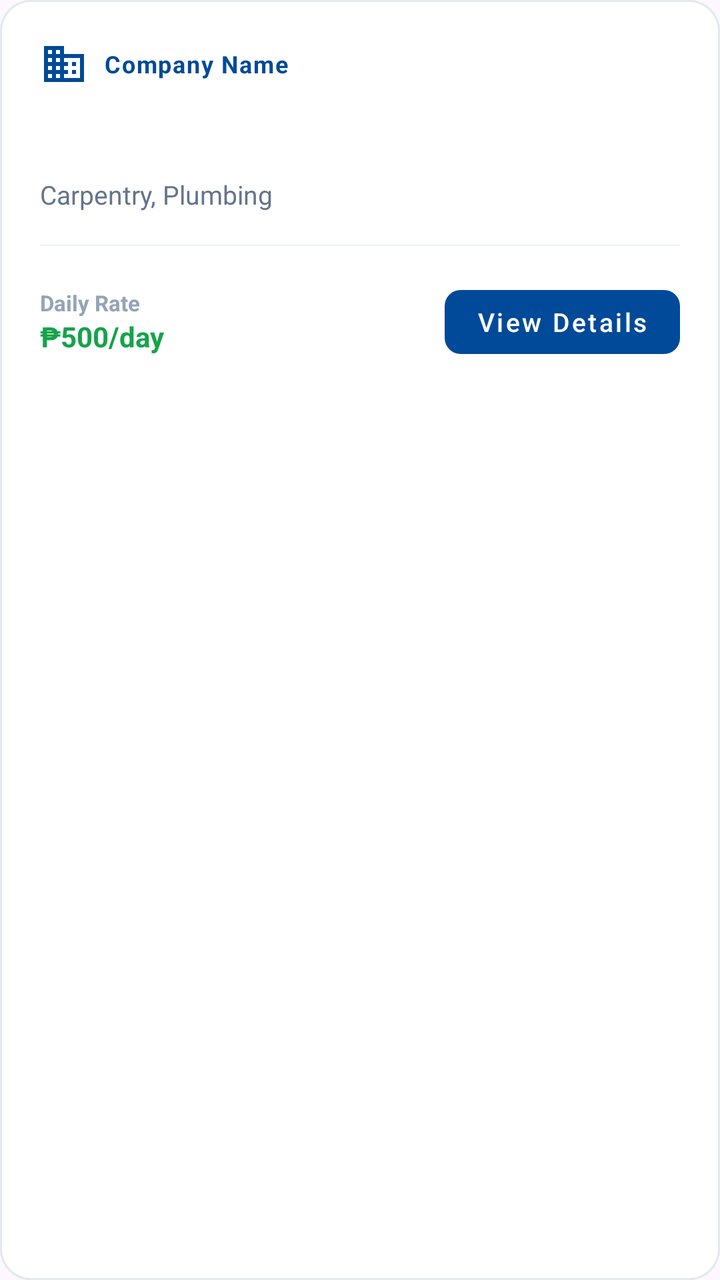
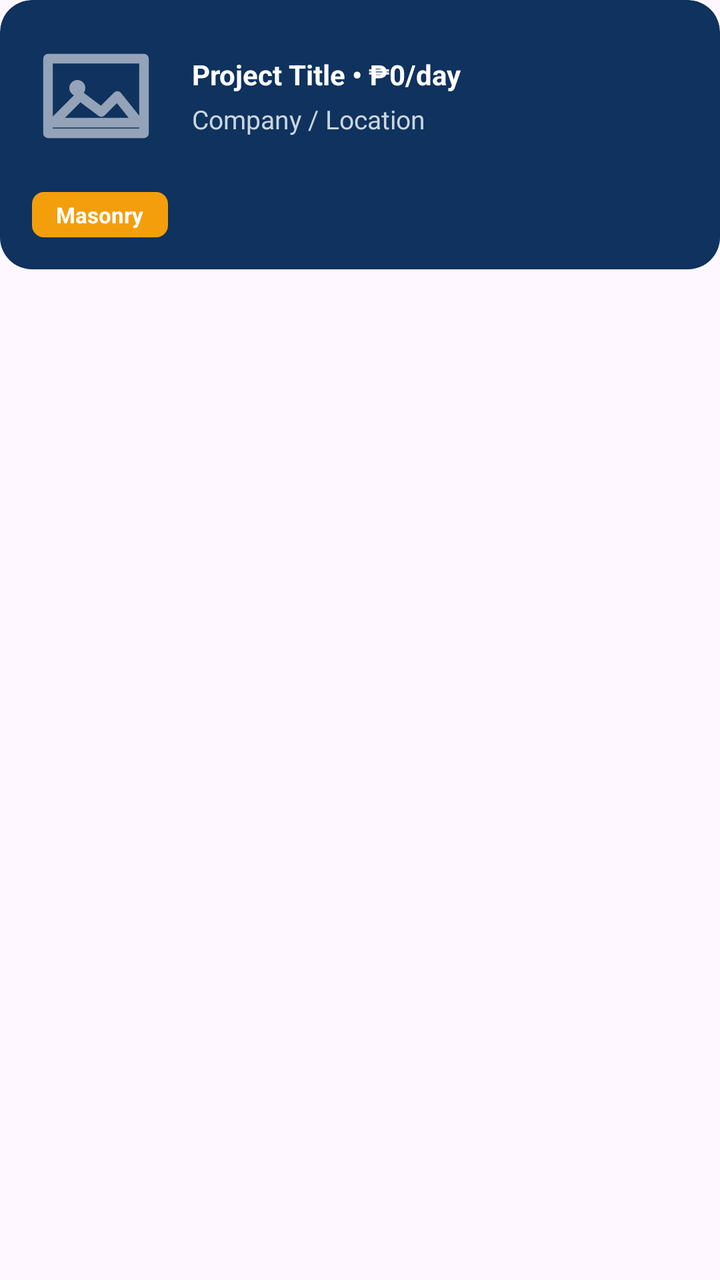

Two renders of the same Android screen: before a commit and after it. Below are the layout's source before the change and the commit's diff.
<!-- AndroidManifest.xml: application theme Theme.Newtacks -->
<!-- res/layout/item_hiring_post.xml -->
<?xml version="1.0" encoding="utf-8"?>
<LinearLayout
    xmlns:android="http://schemas.android.com/apk/res/android"
    xmlns:app="http://schemas.android.com/apk/res-auto"
    android:layout_width="match_parent"
    android:layout_height="wrap_content"
    android:orientation="vertical"
    android:background="@drawable/bg_card"
    android:layout_marginStart="16dp"
    android:layout_marginEnd="16dp"
    android:layout_marginTop="8dp"
    android:layout_marginBottom="4dp"
    android:padding="20dp">

    
    <LinearLayout
        android:layout_width="match_parent"
        android:layout_height="wrap_content"
        android:orientation="horizontal"
        android:gravity="center_vertical"
        android:layout_marginBottom="12dp">

        <ImageView
            android:layout_width="24dp"
            android:layout_height="24dp"
            android:src="@drawable/ic_company"
            app:tint="#004A99"
            android:layout_marginEnd="8dp" />

        <TextView
            android:id="@+id/tvCompanyName"
            android:layout_width="0dp"
            android:layout_height="wrap_content"
            android:layout_weight="1"
            android:text="Company Name"
            android:textColor="#004A99"
            android:textSize="12sp"
            android:textStyle="bold"
            android:letterSpacing="0.05" />

    </LinearLayout>

    <TextView
        android:id="@+id/jobTitle"
        android:layout_width="match_parent"
        android:layout_height="wrap_content"
        android:textColor="#1E293B"
        android:textSize="18sp"
        android:textStyle="bold"
        android:layout_marginBottom="8dp" />

    <TextView
        android:id="@+id/tvServices"
        android:layout_width="match_parent"
        android:layout_height="wrap_content"
        android:text="Carpentry, Plumbing"
        android:textColor="#64748B"
        android:textSize="13sp"
        android:layout_marginBottom="16dp" />

    <View
        android:layout_width="match_parent"
        android:layout_height="1dp"
        android:background="#F1F5F9"
        android:layout_marginBottom="16dp" />

    <LinearLayout
        android:layout_width="match_parent"
        android:layout_height="wrap_content"
        android:orientation="horizontal"
        android:gravity="center_vertical">

        <LinearLayout
            android:layout_width="0dp"
            android:layout_height="wrap_content"
            android:layout_weight="1"
            android:orientation="vertical">

            <TextView
                android:layout_width="wrap_content"
                android:layout_height="wrap_content"
                android:text="Daily Rate"
                android:textColor="#94A3B8"
                android:textSize="11sp"
                android:textStyle="bold" />

            <TextView
                android:id="@+id/jobAmount"
                android:layout_width="wrap_content"
                android:layout_height="wrap_content"
                android:text="₱500/day"
                android:textColor="#16A34A"
                android:textSize="14sp"
                android:textStyle="bold" />
        </LinearLayout>

        <com.google.android.material.button.MaterialButton
            android:id="@+id/btnAccept"
            style="@style/Widget.MaterialComponents.Button.UnelevatedButton"
            android:layout_width="wrap_content"
            android:layout_height="44dp"
            android:text="View Details"
            android:textSize="13sp"
            android:textAllCaps="false"
            app:cornerRadius="8dp"
            app:backgroundTint="#004A99" />
    </LinearLayout>

</LinearLayout>
<!-- resources referenced by this layout -->
<resources>
  <!-- drawable bg_card (drawable) -->
  <?xml version="1.0" encoding="utf-8"?>
  <shape xmlns:android="http://schemas.android.com/apk/res/android"
      android:shape="rectangle">
      <solid android:color="#FFFFFF" />
      <corners android:radius="15dp" />
      <stroke android:width="1dp" android:color="#E2E8F0" />
  </shape>
  <!-- drawable ic_company (drawable) -->
  <?xml version="1.0" encoding="utf-8"?>
  <vector xmlns:android="http://schemas.android.com/apk/res/android"
      android:width="24dp"
      android:height="24dp"
      android:viewportWidth="24"
      android:viewportHeight="24">
      <path
          android:fillColor="#000000"
          android:pathData="M12,7V3H2v18h20V7H12zM6,19H4v-2h2v2zM6,15H4v-2h2v2zM6,11H4V9h2v2zM6,7H4V5h2v2zM10,19H8v-2h2v2zM10,15H8v-2h2v2zM10,11H8V9h2v2zM10,7H8V5h2v2zM20,19h-8v-2h2v-2h-2v-2h2v-2h-2V9h8v10zM18,11h-2v2h2v-2zM18,15h-2v2h2v-2z"/>
  </vector>
  <style name="Theme.Newtacks" parent="Base.Theme.Newtacks" />
  <style name="Base.Theme.Newtacks" parent="Theme.Material3.DayNight.NoActionBar">
          <item name="colorPrimary">#004A99</item>
          <item name="colorPrimaryContainer">#004A99</item>
          <item name="colorOnPrimary">#FFFFFF</item>
          <item name="colorSecondary">#004A99</item>
          <item name="colorOnSecondary">#FFFFFF</item>
          <item name="colorTertiary">#004A99</item>
          <item name="colorSecondaryContainer">#EBF2FF</item>
          <item name="colorOnSecondaryContainer">#004A99</item>
          <item name="android:statusBarColor">#004A99</item>
          <item name="android:navigationBarColor">#FFFFFF</item>
          <item name="android:windowLightStatusBar" tools:targetApi="m">false</item>
      </style>
</resources>

<!-- the commit's change to res/layout/item_hiring_post.xml (unified diff, before → after) -->
@@ -1,109 +1,113 @@
 <?xml version="1.0" encoding="utf-8"?>
-<LinearLayout
+<com.google.android.material.card.MaterialCardView
     xmlns:android="http://schemas.android.com/apk/res/android"
     xmlns:app="http://schemas.android.com/apk/res-auto"
     android:layout_width="match_parent"
     android:layout_height="wrap_content"
-    android:orientation="vertical"
-    android:background="@drawable/bg_card"
     android:layout_marginStart="16dp"
     android:layout_marginEnd="16dp"
     android:layout_marginTop="8dp"
-    android:layout_marginBottom="4dp"
-    android:padding="20dp">
-
-    
-    <LinearLayout
-        android:layout_width="match_parent"
-        android:layout_height="wrap_content"
-        android:orientation="horizontal"
-        android:gravity="center_vertical"
-        android:layout_marginBottom="12dp">
-
-        <ImageView
-            android:layout_width="24dp"
-            android:layout_height="24dp"
-            android:src="@drawable/ic_company"
-            app:tint="#004A99"
-            android:layout_marginEnd="8dp" />
-
-        <TextView
-            android:id="@+id/tvCompanyName"
-            android:layout_width="0dp"
-            android:layout_height="wrap_content"
-            android:layout_weight="1"
-            android:text="Company Name"
-            android:textColor="#004A99"
-            android:textSize="12sp"
-            android:textStyle="bold"
-            android:letterSpacing="0.05" />
-
-    </LinearLayout>
-
-    <TextView
-        android:id="@+id/jobTitle"
-        android:layout_width="match_parent"
-        android:layout_height="wrap_content"
-        android:textColor="#1E293B"
-        android:textSize="18sp"
-        android:textStyle="bold"
-        android:layout_marginBottom="8dp" />
-
-    <TextView
-        android:id="@+id/tvServices"
-        android:layout_width="match_parent"
-        android:layout_height="wrap_content"
-        android:text="Carpentry, Plumbing"
-        android:textColor="#64748B"
-        android:textSize="13sp"
-        android:layout_marginBottom="16dp" />
-
-    <View
-        android:layout_width="match_parent"
-        android:layout_height="1dp"
-        android:background="#F1F5F9"
-        android:layout_marginBottom="16dp" />
+    android:layout_marginBottom="8dp"
+    app:cardCornerRadius="16dp"
+    app:cardElevation="0dp"
+    app:strokeWidth="0dp"
+    android:clickable="true"
+    android:focusable="true">
 
     <LinearLayout
         android:layout_width="match_parent"
         android:layout_height="wrap_content"
-        android:orientation="horizontal"
-        android:gravity="center_vertical">
+        android:orientation="vertical"
+        android:background="@drawable/bg_hiring_card"
+        android:padding="16dp">
 
         <LinearLayout
-            android:layout_width="0dp"
+            android:layout_width="match_parent"
             android:layout_height="wrap_content"
-            android:layout_weight="1"
-            android:orientation="vertical">
+            android:orientation="horizontal"
+            android:gravity="center_vertical">
 
-            <TextView
+            
+            <com.google.android.material.imageview.ShapeableImageView
+                android:id="@+id/ivHiringImage"
+                android:layout_width="64dp"
+                android:layout_height="64dp"
+                android:scaleType="centerCrop"
+                android:src="@drawable/bg_image_placeholder"
+                app:shapeAppearanceOverlay="@style/RoundedSquare" />
+
+            <LinearLayout
+                android:layout_width="0dp"
+                android:layout_height="wrap_content"
+                android:layout_weight="1"
+                android:orientation="vertical"
+                android:layout_marginStart="16dp">
+
+                <TextView
+                    android:id="@+id/jobTitle"
+                    android:layout_width="wrap_content"
+                    android:layout_height="wrap_content"
+                    android:text="Project Title • ₱0/day"
+                    android:textColor="#FFFFFF"
+                    android:textSize="14sp"
+                    android:textStyle="bold" />
+
+                <TextView
+                    android:id="@+id/tvCompanyName"
+                    android:layout_width="wrap_content"
+                    android:layout_height="wrap_content"
+                    android:layout_marginTop="4dp"
+                    android:text="Company / Location"
+                    android:textColor="#CBD5E1"
+                    android:textSize="13sp" />
+
+            </LinearLayout>
+
+        </LinearLayout>
+
+        
+        <HorizontalScrollView
+            android:layout_width="match_parent"
+            android:layout_height="wrap_content"
+            android:layout_marginTop="16dp"
+            android:scrollbars="none">
+
+            <LinearLayout
+                android:id="@+id/layoutHiringTags"
                 android:layout_width="wrap_content"
                 android:layout_height="wrap_content"
-                android:text="Daily Rate"
-                android:textColor="#94A3B8"
-                android:textSize="11sp"
-                android:textStyle="bold" />
+                android:orientation="horizontal">
 
-            <TextView
-                android:id="@+id/jobAmount"
-                android:layout_width="wrap_content"
-                android:layout_height="wrap_content"
-                android:text="₱500/day"
-                android:textColor="#16A34A"
-                android:textSize="14sp"
-                android:textStyle="bold" />
-        </LinearLayout>
+                
+                <TextView
+                    android:id="@+id/tvServices"
+                    android:layout_width="wrap_content"
+                    android:layout_height="wrap_content"
+                    android:background="@drawable/bg_hiring_chip"
+                    android:paddingHorizontal="12dp"
+                    android:paddingVertical="4dp"
+                    android:text="Masonry"
+                    android:textColor="#FFFFFF"
+                    android:textSize="11sp"
+                    android:textStyle="bold" />
+
+            </LinearLayout>
+
+        </HorizontalScrollView>
+
+        
+        <TextView
+            android:id="@+id/jobAmount"
+            android:layout_width="0dp"
+            android:layout_height="0dp"
+            android:visibility="gone" />
 
         <com.google.android.material.button.MaterialButton
             android:id="@+id/btnAccept"
-            style="@style/Widget.MaterialComponents.Button.UnelevatedButton"
-            android:layout_width="wrap_content"
-            android:layout_height="44dp"
-            android:text="View Details"
-            android:textSize="13sp"
-            android:textAllCaps="false"
-            app:cornerRadius="8dp"
-            app:backgroundTint="#004A99" />
+            android:layout_width="0dp"
+            android:layout_height="0dp"
+            android:visibility="gone" />
+
     </LinearLayout>
 
-</LinearLayout>
+</com.google.android.material.card.MaterialCardView>
<!-- resource entries referenced after the edit -->
@@ -1,24 +1,58 @@
 <!-- resources referenced by this layout -->
 <resources>
-  <!-- drawable bg_card (drawable) -->
+  <!-- drawable bg_hiring_card (drawable) -->
+  <?xml version="1.0" encoding="utf-8"?>
+  <ripple xmlns:android="http://schemas.android.com/apk/res/android"
+      android:color="#33FFFFFF">
+      <item>
+          <shape android:shape="rectangle">
+              <solid android:color="#0F325E" />
+              <corners android:radius="16dp" />
+          </shape>
+      </item>
+  </ripple>
+  <!-- drawable bg_hiring_chip (drawable) -->
   <?xml version="1.0" encoding="utf-8"?>
   <shape xmlns:android="http://schemas.android.com/apk/res/android"
       android:shape="rectangle">
-      <solid android:color="#FFFFFF" />
-      <corners android:radius="15dp" />
-      <stroke android:width="1dp" android:color="#E2E8F0" />
+      <solid android:color="#F59E0B" />
+      <corners android:radius="6dp" />
   </shape>
-  <!-- drawable ic_company (drawable) -->
+  <!-- drawable bg_image_placeholder (drawable) -->
   <?xml version="1.0" encoding="utf-8"?>
   <vector xmlns:android="http://schemas.android.com/apk/res/android"
       android:width="24dp"
       android:height="24dp"
       android:viewportWidth="24"
       android:viewportHeight="24">
+  
+      
       <path
-          android:fillColor="#000000"
-          android:pathData="M12,7V3H2v18h20V7H12zM6,19H4v-2h2v2zM6,15H4v-2h2v2zM6,11H4V9h2v2zM6,7H4V5h2v2zM10,19H8v-2h2v2zM10,15H8v-2h2v2zM10,11H8V9h2v2zM10,7H8V5h2v2zM20,19h-8v-2h2v-2h-2v-2h2v-2h-2V9h8v10zM18,11h-2v2h2v-2zM18,15h-2v2h2v-2z"/>
+          android:pathData="M3,5 L21,5 L21,19 L3,19 Z"
+          android:fillColor="#00000000"
+          android:strokeColor="#94A3B8"
+          android:strokeWidth="1.8"
+          android:strokeLineJoin="round" />
+  
+      
+      <path
+          android:pathData="M8.5,10.5 m-1.5,0 a1.5,1.5 0,1 0,3 0 a1.5,1.5 0,1 0,-3 0"
+          android:fillColor="#94A3B8" />
+  
+      
+      <path
+          android:pathData="M4,17 L9,12 L13,15 L16,12 L20,17 Z"
+          android:fillColor="#00000000"
+          android:strokeColor="#94A3B8"
+          android:strokeWidth="1.8"
+          android:strokeLineJoin="round"
+          android:strokeLineCap="round" />
+  
   </vector>
+  <style name="RoundedSquare" parent="">
+          <item name="cornerFamily">rounded</item>
+          <item name="cornerSize">12dp</item>
+      </style>
   <style name="Theme.Newtacks" parent="Base.Theme.Newtacks" />
   <style name="Base.Theme.Newtacks" parent="Theme.Material3.DayNight.NoActionBar">
           <item name="colorPrimary">#004A99</item>
